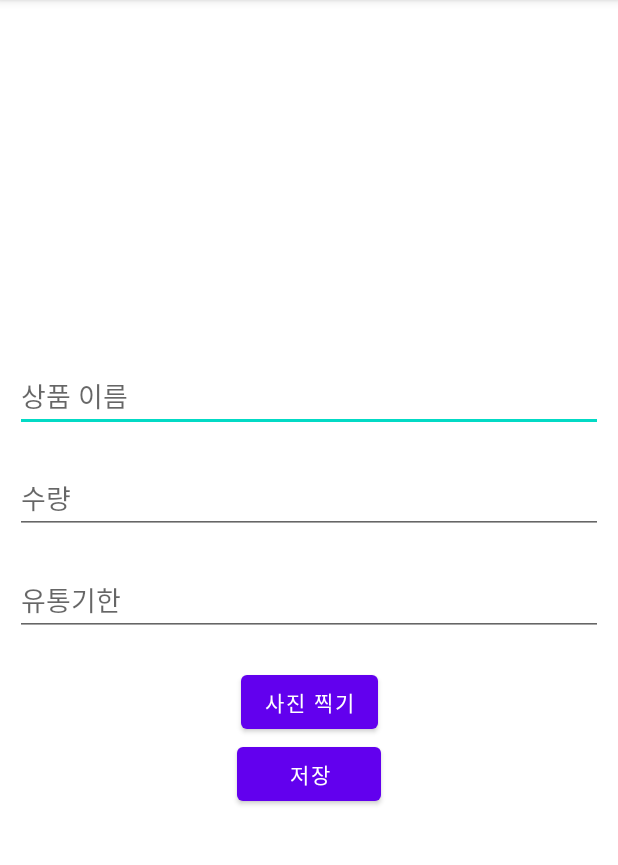
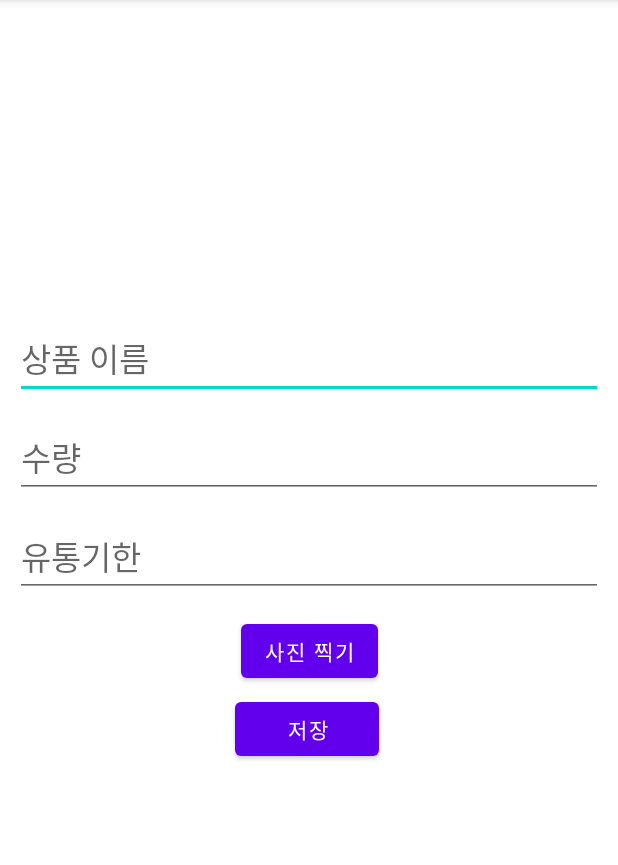
Before and after one commit to JaewookYeon/Hanium_demo, an Android app: the Add screen opened directly, with no data from a screen before it, on a phone screen of 412 x 824 dp, the part 84-949 px from its top. Run offline under Robolectric (Android 15) with nearby library versions, the phone set to English and light mode, and no system bars; libraries missing offline, so code that uses them is left out: com.gun0912.tedpermission; network calls fail.

Commit message:
레이아웃 수정

```diff
--- a/app/src/main/res/layout/activity_add.xml
+++ b/app/src/main/res/layout/activity_add.xml
@@ -1,72 +1,80 @@
 <?xml version="1.0" encoding="utf-8"?>
 <androidx.constraintlayout.widget.ConstraintLayout xmlns:android="http://schemas.android.com/apk/res/android"
+    xmlns:app="http://schemas.android.com/apk/res-auto"
     xmlns:tools="http://schemas.android.com/tools"
     android:layout_width="match_parent"
-    android:layout_height="match_parent"
-    xmlns:app="http://schemas.android.com/apk/res-auto">
+    android:layout_height="match_parent">
 
     <ImageView
         android:id="@+id/photoImageView"
-        android:layout_width="200dp"
-        android:layout_height="200dp"
-        android:layout_marginTop="20dp"
-        app:layout_constraintTop_toTopOf="parent"
+        android:layout_width="208dp"
+        android:layout_height="184dp"
+        android:layout_marginTop="4dp"
+        app:layout_constraintEnd_toEndOf="parent"
         app:layout_constraintStart_toStartOf="parent"
-        app:layout_constraintEnd_toEndOf="parent" />
+        app:layout_constraintTop_toTopOf="parent" />
 
     <EditText
         android:id="@+id/productNameEditText"
         android:layout_width="match_parent"
         android:layout_height="wrap_content"
         android:layout_marginStart="10dp"
-        android:layout_marginTop="20dp"
+        android:layout_marginTop="24dp"
         android:layout_marginEnd="10dp"
         android:hint="상품 이름"
+        android:textAppearance="@style/TextAppearance.AppCompat.Large"
         app:layout_constraintEnd_toEndOf="parent"
+        app:layout_constraintHorizontal_bias="0.0"
         app:layout_constraintStart_toStartOf="parent"
         app:layout_constraintTop_toBottomOf="@id/photoImageView" />
+
+    <EditText
+        android:id="@+id/expiryDateEditText"
+        android:layout_width="match_parent"
+        android:layout_height="wrap_content"
+        android:layout_marginStart="10dp"
+        android:layout_marginTop="12dp"
+        android:layout_marginEnd="10dp"
+        android:hint="유통기한"
+        android:textAppearance="@style/TextAppearance.AppCompat.Large"
+        app:layout_constraintEnd_toEndOf="parent"
+        app:layout_constraintHorizontal_bias="0.0"
+        app:layout_constraintStart_toStartOf="parent"
+        app:layout_constraintTop_toBottomOf="@id/quantityEditText" />
 
     <EditText
         android:id="@+id/quantityEditText"
         android:layout_width="match_parent"
         android:layout_height="wrap_content"
-        android:layout_marginTop="20dp"
         android:layout_marginStart="10dp"
+        android:layout_marginTop="12dp"
         android:layout_marginEnd="10dp"
         android:hint="수량"
-        app:layout_constraintTop_toBottomOf="@id/productNameEditText"
+        android:textAppearance="@style/TextAppearance.AppCompat.Large"
+        app:layout_constraintEnd_toEndOf="parent"
+        app:layout_constraintHorizontal_bias="0.0"
         app:layout_constraintStart_toStartOf="parent"
-        app:layout_constraintEnd_toEndOf="parent" />
-
-    <EditText
-        android:id="@+id/expiryDateEditText"
-        android:layout_width="match_parent"
-        android:layout_height="wrap_content"
-        android:layout_marginTop="20dp"
-        android:hint="유통기한"
-        android:layout_marginStart="10dp"
-        android:layout_marginEnd="10dp"
-        app:layout_constraintTop_toBottomOf="@id/quantityEditText"
-        app:layout_constraintStart_toStartOf="parent"
-        app:layout_constraintEnd_toEndOf="parent" />
+        app:layout_constraintTop_toBottomOf="@id/productNameEditText" />
 
     <Button
         android:id="@+id/takePhotoButton"
         android:layout_width="wrap_content"
         android:layout_height="wrap_content"
-        android:layout_marginTop="20dp"
+        android:layout_marginTop="12dp"
         android:text="사진 찍기"
-        app:layout_constraintTop_toBottomOf="@id/expiryDateEditText"
+        app:layout_constraintEnd_toEndOf="parent"
         app:layout_constraintStart_toStartOf="parent"
-        app:layout_constraintEnd_toEndOf="parent" />
+        app:layout_constraintTop_toBottomOf="@id/expiryDateEditText" />
 
     <Button
         android:id="@+id/saveButton"
         android:layout_width="96dp"
         android:layout_height="wrap_content"
+        android:layout_marginTop="4dp"
         android:text="저장"
-        app:layout_constraintTop_toBottomOf="@id/takePhotoButton"
+        app:layout_constraintEnd_toEndOf="parent"
+        app:layout_constraintHorizontal_bias="0.496"
         app:layout_constraintStart_toStartOf="parent"
-        app:layout_constraintEnd_toEndOf="parent" />
+        app:layout_constraintTop_toBottomOf="@id/takePhotoButton" />
 
 </androidx.constraintlayout.widget.ConstraintLayout>
--- a/build.gradle
+++ b/build.gradle
@@ -1,5 +1,5 @@
 // Top-level build file where you can add configuration options common to all sub-projects/modules.
 plugins {
-    id 'com.android.application' version '7.4.2' apply false
-    id 'com.android.library' version '7.4.2' apply false
+    id 'com.android.application' version '8.0.2' apply false
+    id 'com.android.library' version '8.0.2' apply false
 }
--- a/gradle.properties
+++ b/gradle.properties
@@ -11,7 +11,9 @@
 # http://www.gradle.org/docs/current/userguide/multi_project_builds.html#sec:decoupled_projects
 # org.gradle.parallel=true
 #Thu Jul 13 16:28:27 KST 2023
+android.defaults.buildfeatures.buildconfig=true
 android.enableJetifier=true
+android.nonFinalResIds=false
 android.nonTransitiveRClass=true
 android.useAndroidX=true
 org.gradle.jvmargs=-Xmx2048m -Dfile.encoding\=UTF-8
```
Also changed, not shown: app/src/main/res/layout/activity_detail.xml (+34 -29 lines), app/src/main/res/layout/activity_login.xml (+23 -17 lines), app/src/main/res/layout/fragment_home.xml (deleted, +0 -18 lines), app/src/main/res/layout/fragment_info.xml (deleted, +0 -17 lines), app/src/main/res/layout/fragment_setting.xml (deleted, +0 -17 lines), gradle/wrapper/gradle-wrapper.properties.
